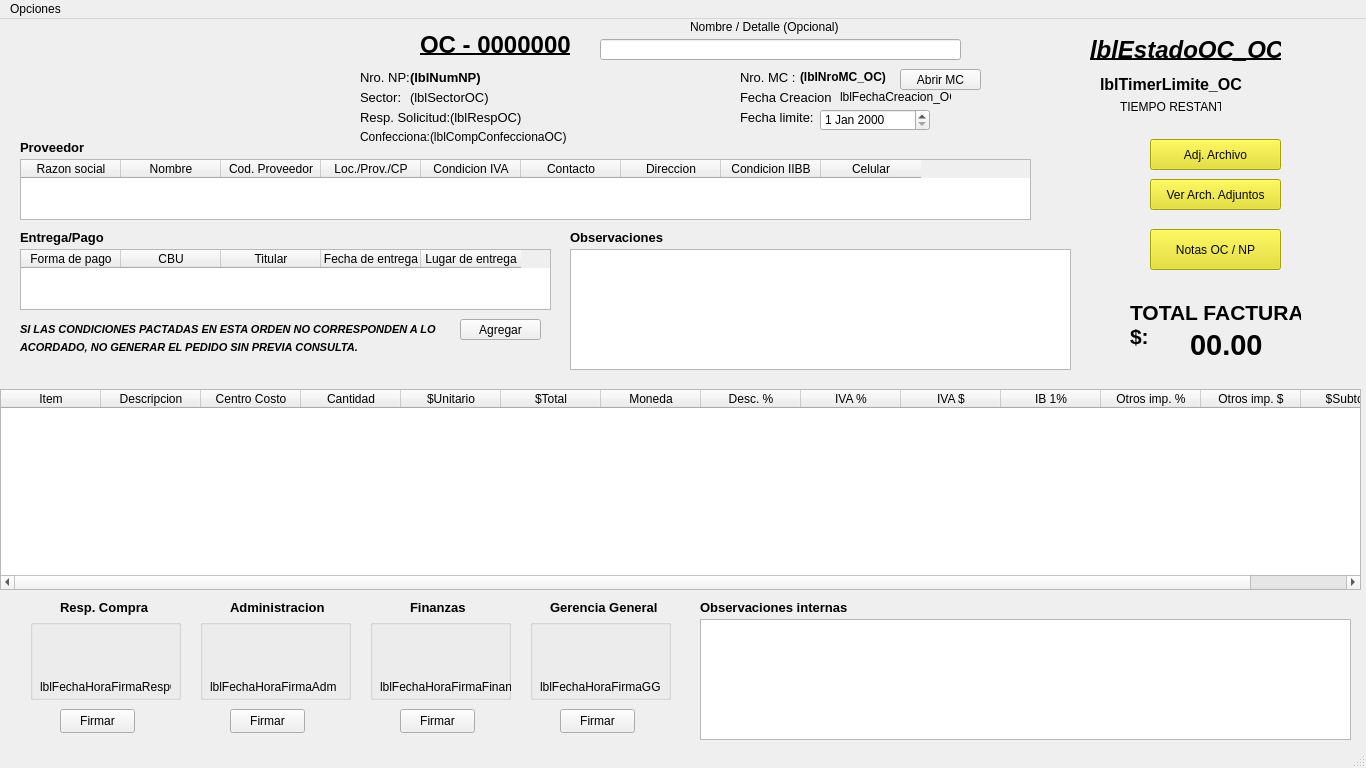
AyeQuinteros15/DemoPracticas, file editar_oc.ui: the form before one commit.
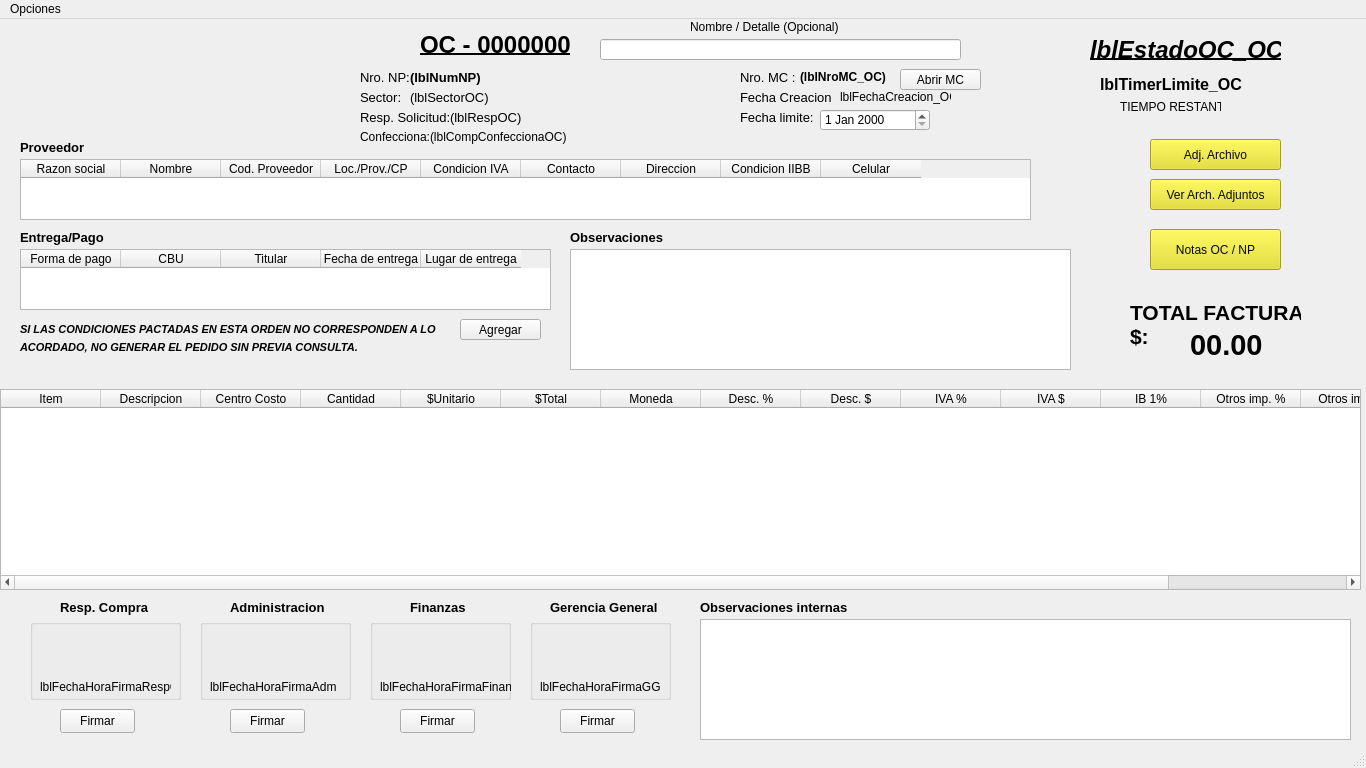
The form after the commit. Icons and pictures are not drawn.

```diff
--- a/editar_oc.ui
+++ b/editar_oc.ui
@@ -138,6 +138,11 @@
       <string>Desc. %</string>
      </property>
     </column>
+    <column>
+     <property name="text">
+      <string>Desc. $</string>
+     </property>
+    </column>
     <column>
      <property name="text">
       <string>IVA %</string>
```
